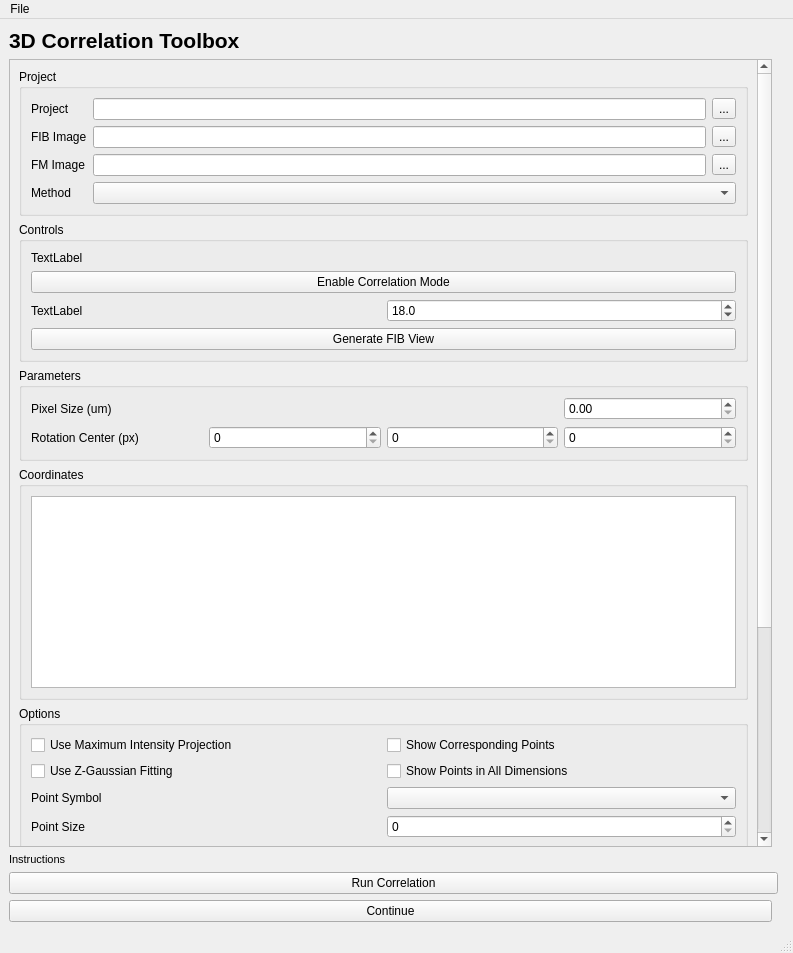
The window that tdct/ui/qt/tdct_main.ui (patrickcleeve2/3DCT) describes before a commit, drawn with Qt 5.
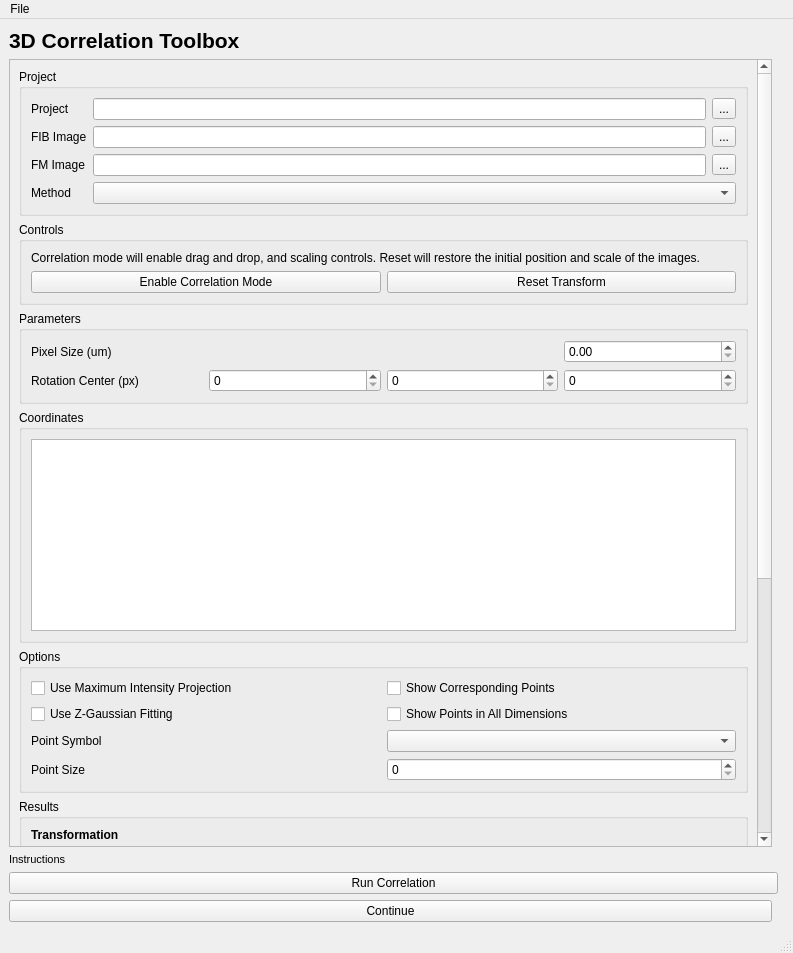
The same window after the commit.

Commit message: [fix] working import wizard + drag/drop

```diff
--- a/tdct/ui/qt/tdct_main.ui
+++ b/tdct/ui/qt/tdct_main.ui
@@ -26,7 +26,7 @@
          <x>0</x>
          <y>0</y>
          <width>747</width>
-         <height>1166</height>
+         <height>1282</height>
         </rect>
        </property>
        <layout class="QGridLayout" name="gridLayout_2">
@@ -384,47 +384,27 @@
            <string>Controls</string>
           </property>
           <layout class="QGridLayout" name="gridLayout_3">
-           <item row="2" column="1">
-            <widget class="QDoubleSpinBox" name="doubleSpinBox_milling_angle">
-             <property name="decimals">
-              <number>1</number>
-             </property>
-             <property name="minimum">
-              <double>-360.000000000000000</double>
-             </property>
-             <property name="maximum">
-              <double>360.000000000000000</double>
-             </property>
-             <property name="value">
-              <double>18.000000000000000</double>
-             </property>
-            </widget>
-           </item>
            <item row="0" column="0" colspan="2">
             <widget class="QLabel" name="label_fib_view_information">
              <property name="text">
-              <string>TextLabel</string>
+              <string>Correlation mode will enable drag and drop, and scaling controls. Reset will restore the initial position and scale of the images.</string>
+             </property>
+             <property name="wordWrap">
+              <bool>true</bool>
              </property>
             </widget>
            </item>
-           <item row="1" column="0" colspan="2">
+           <item row="1" column="0">
             <widget class="QPushButton" name="pushButton_toggle_correlation_mode">
              <property name="text">
               <string>Enable Correlation Mode</string>
              </property>
             </widget>
            </item>
-           <item row="2" column="0">
-            <widget class="QLabel" name="label_milling_angle">
+           <item row="1" column="1">
+            <widget class="QPushButton" name="pushButton_reset_transform">
              <property name="text">
-              <string>TextLabel</string>
-             </property>
-            </widget>
-           </item>
-           <item row="3" column="0" colspan="2">
-            <widget class="QPushButton" name="pushButton_generate_fib_view">
-             <property name="text">
-              <string>Generate FIB View</string>
+              <string>Reset Transform</string>
              </property>
             </widget>
            </item>
```
Left out of the diff: 2 changed lines with no effect on the pictures. The commit also changes 9 other files.
